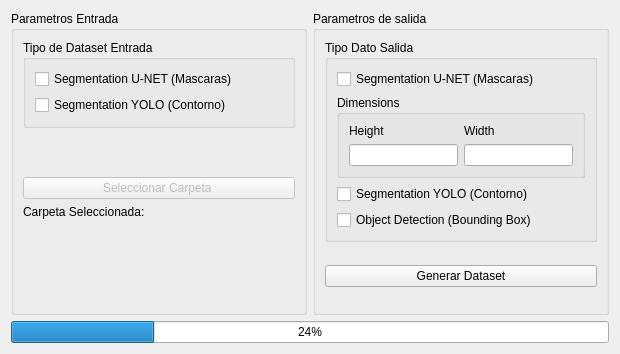
This is YoloLabeller-master/src/GUI/DatasetConversorGUI.ui in itelecronica/YoloLabeller as Qt 5 draws it before an edit. The edited form follows.
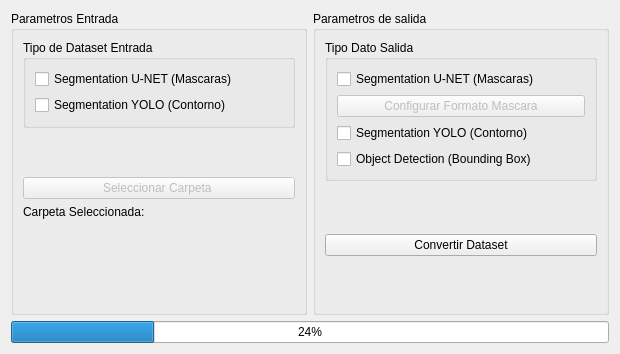
This is the edited form.

What changed in the file:
```diff
--- a/YoloLabeller-master/src/GUI/DatasetConversorGUI.ui
+++ b/YoloLabeller-master/src/GUI/DatasetConversorGUI.ui
@@ -152,7 +152,7 @@
             <property name="title">
              <string>Tipo Dato Salida</string>
             </property>
-            <layout class="QVBoxLayout" name="verticalLayout_6" stretch="2,1,2,2">
+            <layout class="QVBoxLayout" name="verticalLayout_6" stretch="2,0,2,2">
              <item>
               <widget class="QCheckBox" name="checkBox_outputUnet">
                <property name="text">
@@ -161,32 +161,13 @@
               </widget>
              </item>
              <item>
-              <widget class="QGroupBox" name="groupBox_4">
-               <property name="title">
-                <string>Dimensions</string>
+              <widget class="QPushButton" name="pushButton_ConfigMask">
+               <property name="enabled">
+                <bool>false</bool>
                </property>
-               <layout class="QGridLayout" name="gridLayout_2">
-                <item row="0" column="0">
-                 <widget class="QLabel" name="label_2">
-                  <property name="text">
-                   <string>Height</string>
-                  </property>
-                 </widget>
-                </item>
-                <item row="0" column="1">
-                 <widget class="QLabel" name="label_3">
-                  <property name="text">
-                   <string>Width</string>
-                  </property>
-                 </widget>
-                </item>
-                <item row="1" column="0">
-                 <widget class="QLineEdit" name="lineEdit_Height"/>
-                </item>
-                <item row="1" column="1">
-                 <widget class="QLineEdit" name="lineEdit_Width"/>
-                </item>
-               </layout>
+               <property name="text">
+                <string>Configurar Formato Mascara</string>
+               </property>
               </widget>
              </item>
              <item>
@@ -225,7 +206,7 @@
              <bool>true</bool>
             </property>
             <property name="text">
-             <string>Generar Dataset</string>
+             <string>Convertir Dataset</string>
             </property>
            </widget>
           </item>
```
